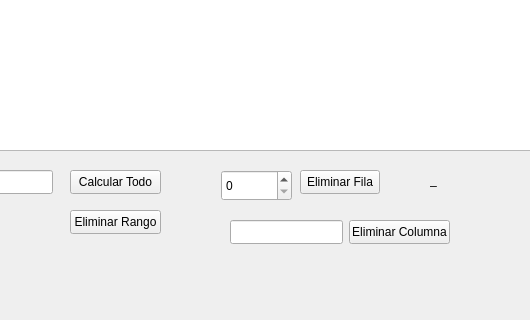
This is mainwindow.ui in Fab-fma/Proyecto-Matriz-Dispersa as Qt 5 draws it before an edit; both pictures show x 100 to 630 and y 280 to 600 of the 800 by 600 pixel window. The edited form follows.
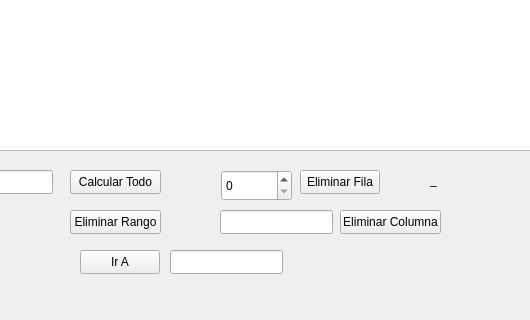
This is the edited form.

Patch:
```diff
--- a/mainwindow.ui
+++ b/mainwindow.ui
@@ -86,8 +86,8 @@
    <widget class="QLineEdit" name="lineEditColumna">
     <property name="geometry">
      <rect>
-      <x>330</x>
-      <y>500</y>
+      <x>320</x>
+      <y>490</y>
       <width>113</width>
       <height>24</height>
      </rect>
@@ -96,8 +96,8 @@
    <widget class="QPushButton" name="btnEliminarColumna">
     <property name="geometry">
      <rect>
-      <x>449</x>
-      <y>500</y>
+      <x>440</x>
+      <y>490</y>
       <width>101</width>
       <height>24</height>
      </rect>
@@ -132,6 +132,29 @@
      <string>_</string>
     </property>
    </widget>
+   <widget class="QLineEdit" name="lineEditIrA">
+    <property name="geometry">
+     <rect>
+      <x>270</x>
+      <y>530</y>
+      <width>113</width>
+      <height>24</height>
+     </rect>
+    </property>
+   </widget>
+   <widget class="QPushButton" name="btnIrA">
+    <property name="geometry">
+     <rect>
+      <x>180</x>
+      <y>530</y>
+      <width>80</width>
+      <height>24</height>
+     </rect>
+    </property>
+    <property name="text">
+     <string>Ir A</string>
+    </property>
+   </widget>
   </widget>
   <widget class="QMenuBar" name="menubar">
    <property name="geometry">
```
